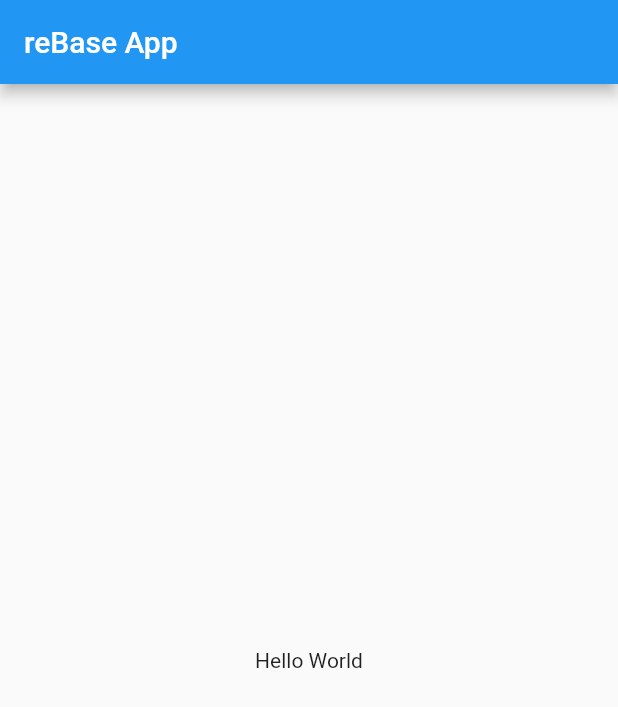
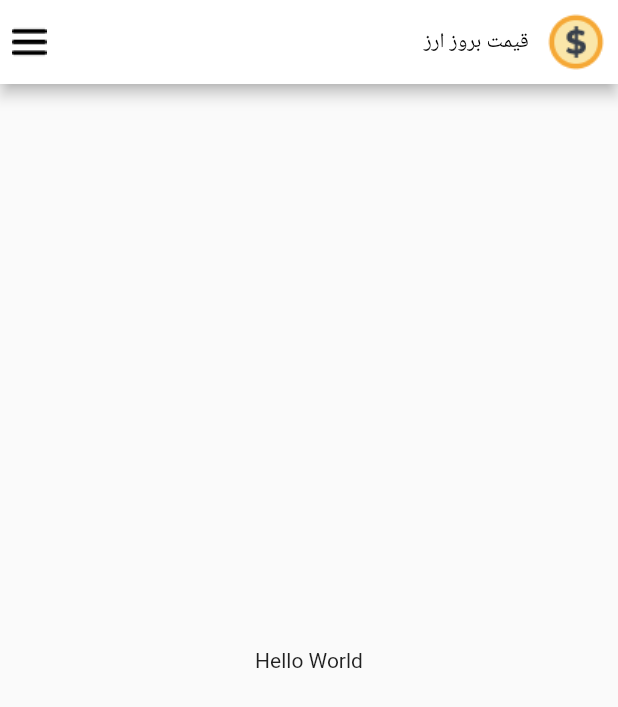
Before and after one commit to OmidHaqi/chande, a Flutter app: the screen it shows after launch, on a phone screen of 412 x 824 dp. Shown: the top 707 px of the screen. Run offline on Flutter 3.47's test engine with Material 2 defaults, Android fonts, the phone set to English and light mode, and no system bars.

Commit message:
abb appBar

```diff
--- a/lib/class/my_app.dart
+++ b/lib/class/my_app.dart
@@ -1,12 +1,55 @@
 import 'package:flutter/material.dart';
 
 class MyApp extends StatelessWidget {
+  const MyApp({super.key});
+
   @override
   Widget build(BuildContext context) {
     return MaterialApp(
+      debugShowCheckedModeBanner: false,
       home: Scaffold(
-        appBar: AppBar(title: Text("reBase App")),
-        body:  const Center(
+        appBar: AppBar(
+          backgroundColor: Colors.white,
+          actions: [
+            const SizedBox(width: 8),
+            Expanded(
+              child: Align(
+                alignment: Alignment.centerLeft,
+                child: Image.asset("assets/images/menu_icon.png"),
+              ),
+            ),
+            const Align(
+              alignment: Alignment.centerRight,
+              child: Text(
+                "قیمت بروز ارز ",
+                style: TextStyle(
+                  color: Colors.black,
+                ),
+              ),
+            ),
+            Image.asset("assets/images/currency_icon.png")
+          ],
+
+          // title: Row(
+          //   children: [
+          //     Expanded(
+          //       child: Align(
+          //         alignment: Alignment.centerLeft,
+          //         child: Image.asset("assets/images/menu_icon.png"),
+          //       ),
+          //     ),
+          //     const Text("قیمت بروز ارز "),
+          //     Image.asset("assets/images/currency_icon.png")
+          //   ],
+          // ),
+          // actions: [
+          //   Icon(
+          //     Icons.menu,
+          //     color: Color(0xFFffffff),
+          //   ),
+          // ],
+        ),
+        body: const Center(
           child: Text("Hello World"),
         ),
       ),
--- a/pubspec.yaml
+++ b/pubspec.yaml
@@ -57,8 +57,8 @@ flutter:
   uses-material-design: true
 
   # To add assets to your application, add an assets section, like this:
-  # assets:
-  #     - assets/images/
+  assets:
+      - assets/images/
 
   # An image asset can refer to one or more resolution-specific "variants", see
   # https://flutter.dev/assets-and-images/#resolution-aware
```
Also changed, not shown: assets/images/currency_icon.png (added), assets/images/menu_icon.png (added), assets/images/question_icon.png (added).
